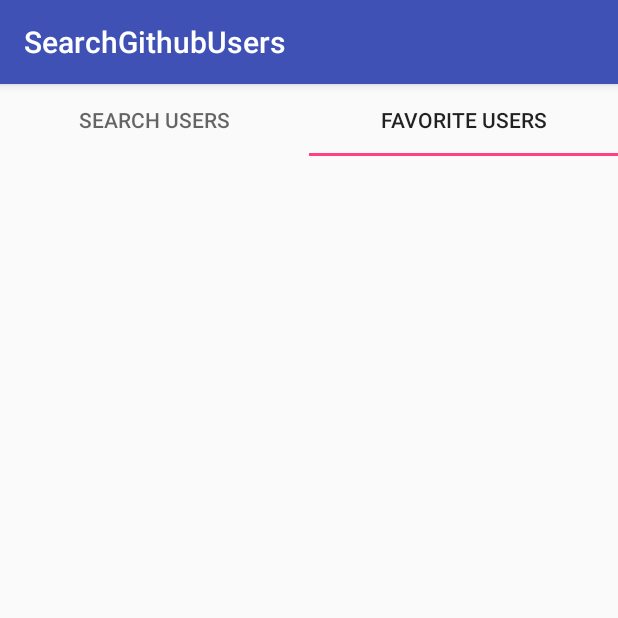
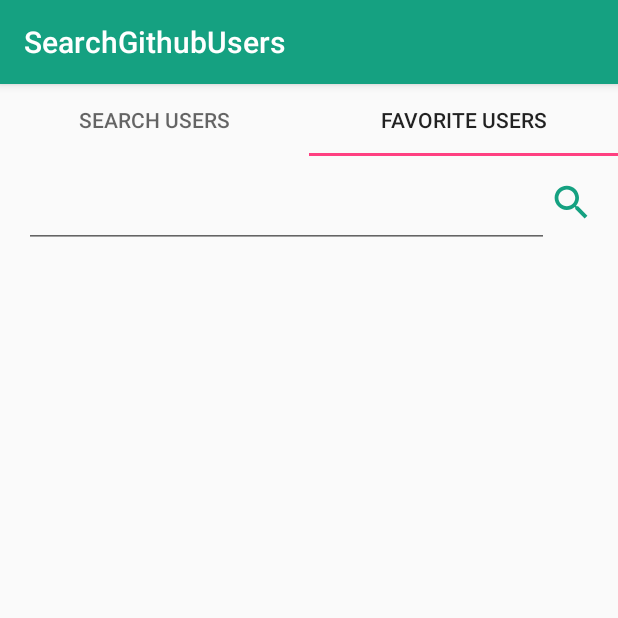
Before and after one commit to HyelimKim0716/android-github-users-mvvm, an Android app: the screen it shows after launch (MainActivity), tab 2 chosen, on a phone screen of 412 x 824 dp, the top half of it. Run offline under Robolectric (Android 15) with nearby library versions, the phone set to English and light mode, and no system bars; our stand-ins replace Dagger/Hilt's generated code, data binding.

Commit message:
Create SearchUserFragment UI

```diff
--- a/app/build.gradle
+++ b/app/build.gradle
@@ -14,6 +14,7 @@ android {
         versionCode 1
         versionName "1.0"
         testInstrumentationRunner "android.support.test.runner.AndroidJUnitRunner"
+        multiDexEnabled true
     }
 
     buildTypes {
--- a/app/src/main/AndroidManifest.xml
+++ b/app/src/main/AndroidManifest.xml
@@ -11,7 +11,8 @@
         android:label="@string/app_name"
         android:roundIcon="@mipmap/ic_launcher_round"
         android:supportsRtl="true"
-        android:theme="@style/AppTheme">
+        android:theme="@style/AppTheme"
+        android:largeHeap="true">
         <activity android:name=".ui.main.MainActivity">
             <intent-filter>
                 <action android:name="android.intent.action.MAIN" />
--- a/app/src/main/kotlin/com/githubapi/search/searchgithubusers/di/data/ApiModule.kt
+++ b/app/src/main/kotlin/com/githubapi/search/searchgithubusers/di/data/ApiModule.kt
@@ -59,7 +59,6 @@ class ApiModule {
         client(okHttpClientBuilder.build())
     }.build()
 
-    @Singleton
     @Provides
 //    @Singleton
     fun provideGithubSearchUserApi(retrofit: Retrofit)
--- a/app/src/main/kotlin/com/githubapi/search/searchgithubusers/ui/main/search_user/SearchUsersFragment.kt
+++ b/app/src/main/kotlin/com/githubapi/search/searchgithubusers/ui/main/search_user/SearchUsersFragment.kt
@@ -9,9 +9,6 @@ import com.githubapi.search.searchgithubusers.databinding.FragmentFavoriteUsersB
 import javax.inject.Inject
 
 class SearchUsersFragment: BaseDataBindingFragment<FragmentFavoriteUsersBinding>() {
-    @Inject
-    lateinit var searchUsersApi: GithubSearchUserApi
-
 
     override val TAG: String? = this::class.simpleName
 
@@ -20,18 +17,6 @@ class SearchUsersFragment: BaseDataBindingFragment<FragmentFavoriteUsersBinding>
     override fun onViewCreated(view: View, savedInstanceState: Bundle?) {
         super.onViewCreated(view, savedInstanceState)
 
-        searchUsersApi.searchUsers("tom+repos:%3E42+followers:%3E1000")
-                .subscribe({
-                    println("subscribe, ${it.total_count}, ${it.incomplete_results}")
-
-                    it.items.forEach { println("${it.id}") }
-
-                }, {
-                    it.printStackTrace()
-                    println("Get users error: ${it.message}")
-                }, {
-                    println("Get users results finished")
-                })
 
     }
 
--- a/app/src/main/kotlin/com/githubapi/search/searchgithubusers/ui/main/search_user/SearchUsersViewModel.kt
+++ b/app/src/main/kotlin/com/githubapi/search/searchgithubusers/ui/main/search_user/SearchUsersViewModel.kt
@@ -1,6 +1,36 @@
 package com.githubapi.search.searchgithubusers.ui.main.search_user
+
+import android.databinding.ObservableField
+import com.githubapi.search.searchgithubusers.data.GithubSearchUserApi
+import javax.inject.Inject
 
 class SearchUsersViewModel {
 
 
+    @Inject
+    lateinit var searchUsersApi: GithubSearchUserApi
+
+    val userName = ObservableField<String>()
+
+    fun searchUsers() {
+        println("searchUsers clicked, userName = ${userName.get()}")
+
+        userName.get()?.let {
+            searchUsersApi.searchUsers(it)
+                    .subscribe({
+                        println("subscribe, ${it.total_count}, ${it.incomplete_results}")
+
+                        it.items.forEach { println("${it.login}") }
+
+                    }, {
+                        it.printStackTrace()
+                        println("Get users error: ${it.message}")
+                    }, {
+                        println("Get users results finished")
+                    })
+
+        }
+
+
+    }
 }
--- /dev/null
+++ b/app/src/main/res/drawable/ic_search_green_500.xml
@@ -0,0 +1,4 @@
+<?xml version="1.0" encoding="UTF-8" standalone="no"?>
+<vector xmlns:android="http://schemas.android.com/apk/res/android" android:height="24dp" android:viewportHeight="24.0" android:viewportWidth="24.0" android:width="24dp">
+    <path android:fillColor="#15A181" android:pathData="M15.5,14h-0.79l-0.28,-0.27C15.41,12.59 16,11.11 16,9.5 16,5.91 13.09,3 9.5,3S3,5.91 3,9.5 5.91,16 9.5,16c1.61,0 3.09,-0.59 4.23,-1.57l0.27,0.28v0.79l5,4.99L20.49,19l-4.99,-5zM9.5,14C7.01,14 5,11.99 5,9.5S7.01,5 9.5,5 14,7.01 14,9.5 11.99,14 9.5,14z"/>
+</vector>
--- /dev/null
+++ b/app/src/main/res/drawable/ic_search_green_700.xml
@@ -0,0 +1,4 @@
+<?xml version="1.0" encoding="UTF-8" standalone="no"?>
+<vector xmlns:android="http://schemas.android.com/apk/res/android" android:height="24dp" android:viewportHeight="24.0" android:viewportWidth="24.0" android:width="24dp">
+    <path android:fillColor="#018B69" android:pathData="M15.5,14h-0.79l-0.28,-0.27C15.41,12.59 16,11.11 16,9.5 16,5.91 13.09,3 9.5,3S3,5.91 3,9.5 5.91,16 9.5,16c1.61,0 3.09,-0.59 4.23,-1.57l0.27,0.28v0.79l5,4.99L20.49,19l-4.99,-5zM9.5,14C7.01,14 5,11.99 5,9.5S7.01,5 9.5,5 14,7.01 14,9.5 11.99,14 9.5,14z"/>
+</vector>
--- /dev/null
+++ b/app/src/main/res/drawable/selector_btn_search.xml
@@ -0,0 +1,5 @@
+<?xml version="1.0" encoding="utf-8"?>
+<selector xmlns:android="http://schemas.android.com/apk/res/android">
+    <item android:drawable="@drawable/ic_search_green_700" android:state_pressed="true" />
+    <item android:drawable="@drawable/ic_search_green_500" android:state_pressed="false" />
+</selector>
--- a/app/src/main/res/layout/fragment_favorite_users.xml
+++ b/app/src/main/res/layout/fragment_favorite_users.xml
@@ -1,12 +1,13 @@
 <?xml version="1.0" encoding="utf-8"?>
-<layout>
+<layout xmlns:app="http://schemas.android.com/apk/res-auto">
     <data>
         <variable
             name="viewModel"
             type="com.githubapi.search.searchgithubusers.ui.main.favorite_user.FavoriteUsersViewModel" />
     </data>
     <android.support.constraint.ConstraintLayout
-        xmlns:android="http://schemas.android.com/apk/res/android" android:layout_width="match_parent"
+        xmlns:android="http://schemas.android.com/apk/res/android"
+        android:layout_width="match_parent"
         android:layout_height="match_parent">
 
     </android.support.constraint.ConstraintLayout>
--- a/app/src/main/res/layout/fragment_search_users.xml
+++ b/app/src/main/res/layout/fragment_search_users.xml
@@ -1,13 +1,45 @@
 <?xml version="1.0" encoding="utf-8"?>
-<layout>
+<layout xmlns:app="http://schemas.android.com/apk/res-auto">
     <data>
         <variable
             name="viewModel"
             type="com.githubapi.search.searchgithubusers.ui.main.search_user.SearchUsersViewModel" />
     </data>
     <android.support.constraint.ConstraintLayout
-        xmlns:android="http://schemas.android.com/apk/res/android" android:layout_width="match_parent"
-        android:layout_height="match_parent">
+        xmlns:android="http://schemas.android.com/apk/res/android"
+        android:layout_width="match_parent"
+        android:layout_height="match_parent"
+        android:padding="@dimen/default_padding">
+
+        <Button
+            android:id="@+id/searchUsers_btnSearch"
+            android:layout_width="@dimen/icon_size"
+            android:layout_height="@dimen/icon_size"
+            android:background="@drawable/selector_btn_search"
+            app:layout_constraintTop_toTopOf="parent"
+            app:layout_constraintEnd_toEndOf="parent"
+            android:onClick="@{() -> viewModel.searchUsers()}"
+            />
+
+        <EditText
+            android:id="@+id/searchUsers_etUserName"
+            android:layout_width="0dp"
+            android:layout_height="wrap_content"
+            android:text="@={viewModel.userName}"
+            app:layout_constraintTop_toTopOf="parent"
+            app:layout_constraintStart_toStartOf="parent"
+            app:layout_constraintEnd_toStartOf="@id/searchUsers_btnSearch"
+            />
+
+        <android.support.v7.widget.RecyclerView
+            android:id="@+id/searchUsers_rvUsers"
+            android:layout_width="match_parent"
+            android:layout_height="0dp"
+            android:padding="@dimen/default_padding"
+            app:layout_constraintTop_toBottomOf="@id/searchUsers_etUserName"
+            app:layout_constraintBottom_toBottomOf="parent" />
+
+
 
     </android.support.constraint.ConstraintLayout>
 </layout>
--- a/app/src/main/res/values/colors.xml
+++ b/app/src/main/res/values/colors.xml
@@ -1,6 +1,14 @@
 <?xml version="1.0" encoding="utf-8"?>
 <resources>
-    <color name="colorPrimary">#3F51B5</color>
-    <color name="colorPrimaryDark">#303F9F</color>
+
+
+    <!-- http://www.ditoday.com/articles/articles_view.html?idno=20750 -->
+    <color name="green_500">#15A181</color>     <!-- App bar -->
+    <color name="green_700">#018B69</color>     <!-- Small -->
+    <color name="green_50">#E7F5F2</color>     <!-- Contents -->
+
+    <color name="colorPrimary">@color/green_500</color>
+    <color name="colorPrimaryDark">@color/green_700</color>
     <color name="colorAccent">#FF4081</color>
+
 </resources>
--- /dev/null
+++ b/app/src/main/res/values/dimen.xml
@@ -0,0 +1,9 @@
+<?xml version="1.0" encoding="utf-8"?>
+<resources>
+    <dimen name="default_padding">16dp</dimen>
+    <dimen name="default_margin">16dp</dimen>
+
+    <!-- search users fragment -->
+    <dimen name="icon_size">30dp</dimen>
+
+</resources>
--- a/app/src/main/res/values/strings.xml
+++ b/app/src/main/res/values/strings.xml
@@ -1,3 +1,5 @@
 <resources>
     <string name="app_name">SearchGithubUsers</string>
+
+    <string name="input_user_name">검색어를 입력하세요.</string>
 </resources>
```
